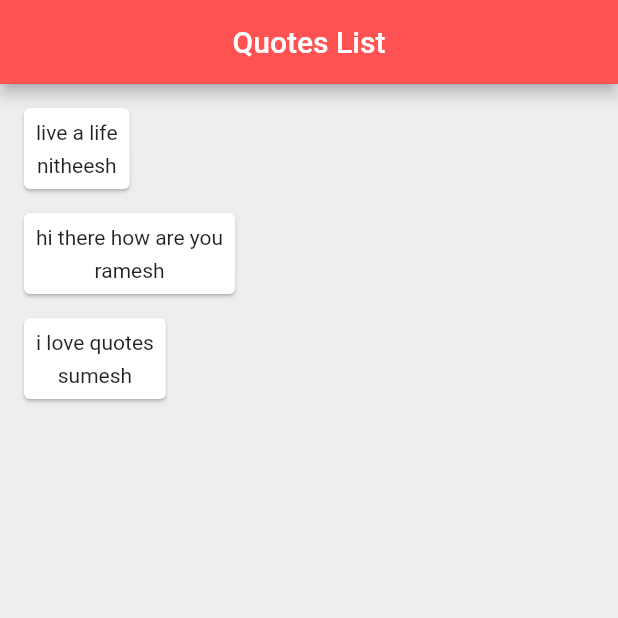
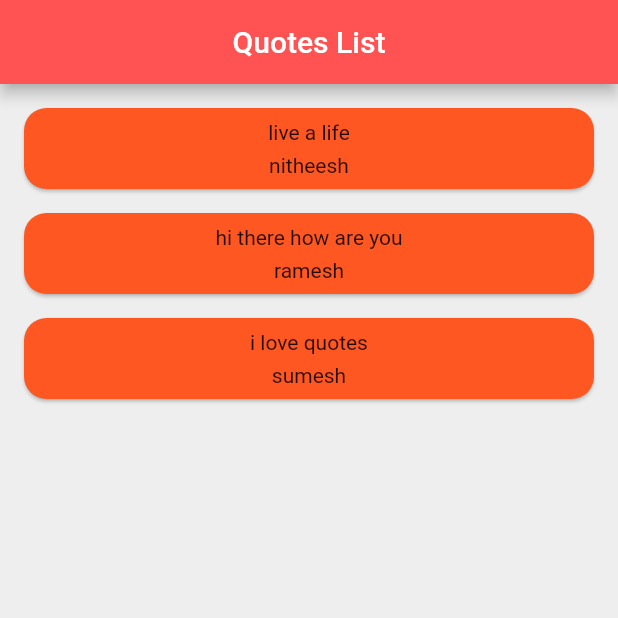
Before and after one commit to imnithish/myapp, a Flutter app: the screen it shows after launch, on a phone screen of 412 x 824 dp, the top half of it. Run offline on Flutter 3.47's test engine with Material 2 defaults, Android fonts, the phone set to English and light mode, and no system bars.

Commit message:
custom classes and methods,modularity

```diff
--- a/lib/main.dart
+++ b/lib/main.dart
@@ -1,6 +1,7 @@
 import 'package:flutter/cupertino.dart';
 import 'package:flutter/material.dart';
 import 'quote.dart';
+import 'quote_card.dart';
 
 void main() => runApp(MaterialApp(
       home: QuoteList(),
@@ -28,28 +29,8 @@ class _QuoteListState extends State<QuoteList> {
         backgroundColor: Colors.redAccent,
       ),
       body: Column(
-        crossAxisAlignment: CrossAxisAlignment.start,
-        children: quotes.map((quotes) => quotesTemplate(quotes)).toList(),
-      ),
-    );
-  }
-
-  Widget quotesTemplate(quote) {
-    return Card(
-      margin: EdgeInsets.fromLTRB(16, 16, 16, 0),
-      child: Padding(
-        padding: const EdgeInsets.all(8.0),
-        child: Column(
-          children: <Widget>[
-            Text(
-              quote.text,
-            ),
-            SizedBox(
-              height: 6,
-            ),
-            Text(quote.author)
-          ],
-        ),
+        crossAxisAlignment: CrossAxisAlignment.stretch,
+        children: quotes.map((quotes) => QuoteCard(quote: quotes)).toList(),
       ),
     );
   }
--- /dev/null
+++ b/lib/quote_card.dart
@@ -0,0 +1,32 @@
+import 'package:flutter/cupertino.dart';
+import 'package:flutter/material.dart';
+import 'package:myapp/quote.dart';
+
+class QuoteCard extends StatelessWidget {
+  final Quote quote;
+
+  QuoteCard({this.quote});
+
+  @override
+  Widget build(BuildContext context) {
+    return Card(
+      shape: RoundedRectangleBorder(borderRadius: BorderRadius.circular(15)),
+      color: Colors.deepOrange,
+      margin: EdgeInsets.fromLTRB(16, 16, 16, 0),
+      child: Padding(
+        padding: const EdgeInsets.all(8.0),
+        child: Column(
+          children: <Widget>[
+            Text(
+              quote.text,
+            ),
+            SizedBox(
+              height: 6,
+            ),
+            Text(quote.author)
+          ],
+        ),
+      ),
+    );
+  }
+}
```
